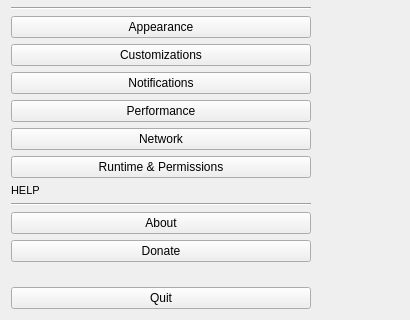
First picture: the form in zapzap/ui/ui_settings.ui, repository rafatosta/zapzap, before the edit; both pictures show x 0 to 410 and y 154 to 474 of the 410 by 474 pixel window.
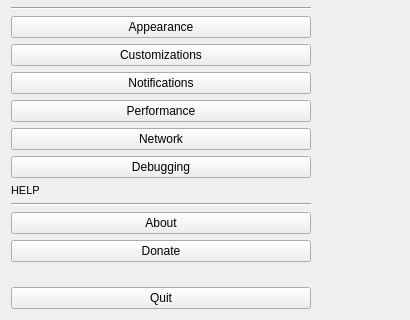
Second picture: the form after the edit.

Commit message: Add Debugging page

```diff
--- a/zapzap/ui/ui_settings.ui
+++ b/zapzap/ui/ui_settings.ui
@@ -241,7 +241,7 @@
              <item>
               <widget class="QPushButton" name="btn_page_details">
                <property name="text">
-                <string>Runtime &amp;&amp; Permissions</string>
+                <string>Debugging</string>
                </property>
               </widget>
              </item>
```
Left out of the diff: 2 changed lines with no effect on the pictures. The commit also changes 3 other files.
